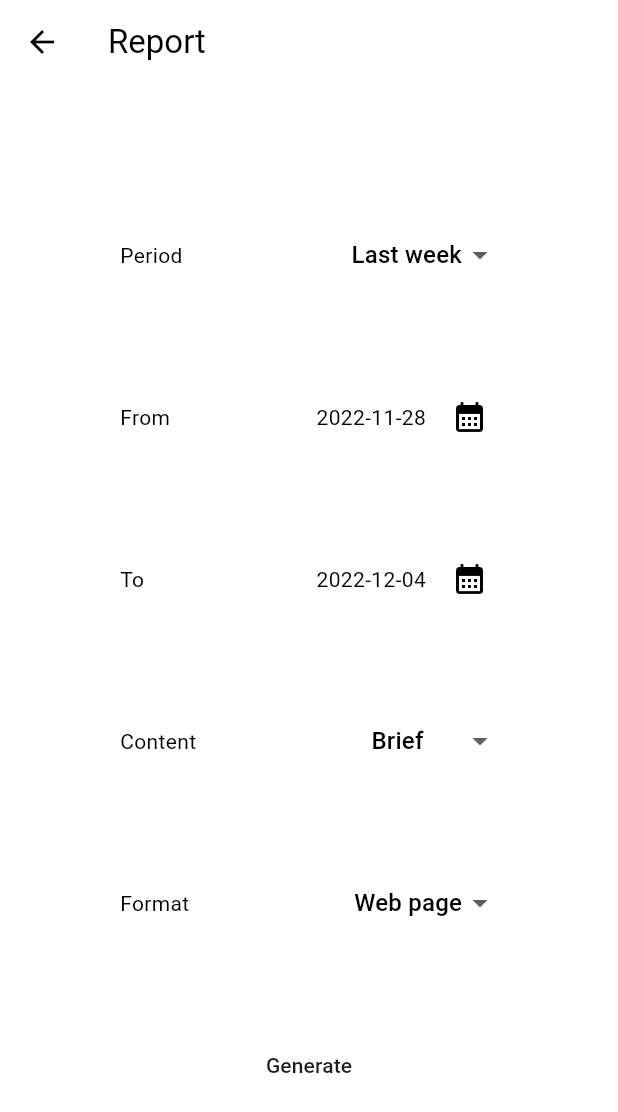
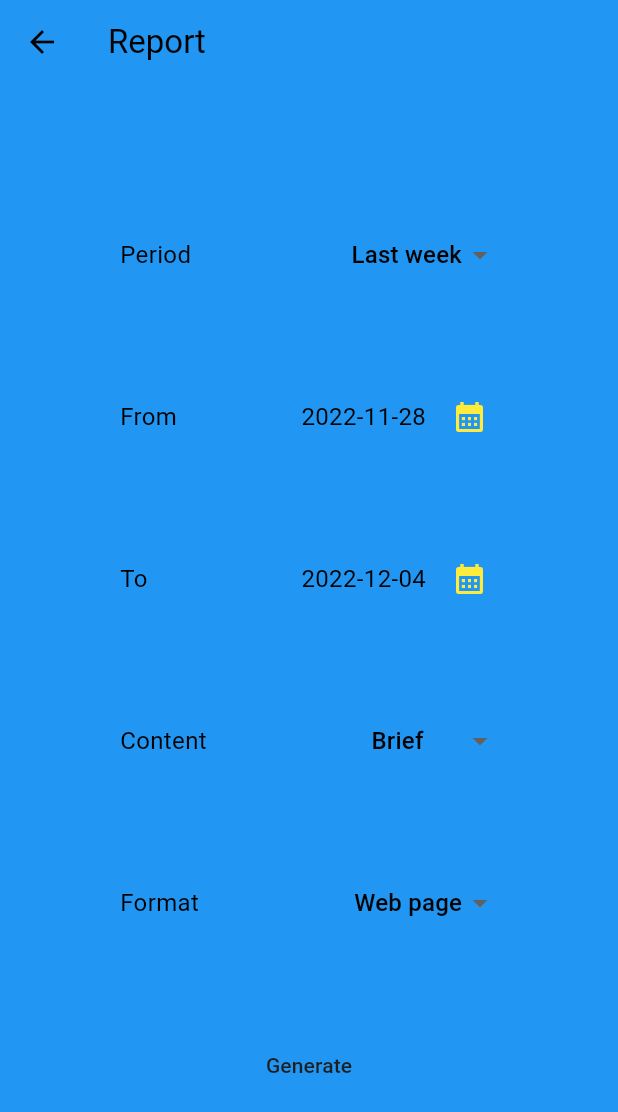
Before and after one commit to hugoogb/timetracker_app, a Flutter app: the PageReport screen opened directly, on a phone screen of 412 x 824 dp. Shown: the top 1112 px of the screen. Run offline on Flutter 3.47's test engine with Material 2 defaults, Android fonts, the phone set to English and light mode, and no system bars; network calls fail.

Commit message:
theme updates

```diff
--- /dev/null
+++ b/lib/dark_theme.dart
@@ -0,0 +1,49 @@
+import 'package:flutter/material.dart';
+
+class DarkTheme {
+  DarkTheme._();
+
+  static const Color _iconColor = Colors.orange;
+  static const Color _darkPrimaryColor = Colors.black;
+  static const Color _darkSecondaryColor = Colors.white;
+  static const Color _darkOnPrimaryColor = Colors.white;
+
+  static final ThemeData darkTheme = ThemeData(
+    useMaterial3: true,
+    // scaffoldBackgroundColor: _darkPrimaryColor,
+    appBarTheme: const AppBarTheme(
+        iconTheme: IconThemeData(
+      color: _iconColor,
+    )),
+    colorScheme: const ColorScheme.dark(
+      primary: _iconColor,
+      secondary: _darkSecondaryColor,
+      onPrimary: _darkOnPrimaryColor,
+    ),
+    iconTheme: const IconThemeData(
+      color: _iconColor,
+    ),
+    textTheme: _darkTextTheme,
+  );
+
+  static const TextTheme _darkTextTheme = TextTheme(
+    headline1: _darkScreenHeadingTextStyle,
+    bodyText1: _darkScreenTaskNameStyle,
+    bodyText2: _darkScreenTaskDurationStyle,
+  );
+
+  static const TextStyle _darkScreenHeadingTextStyle = TextStyle(
+    fontSize: 48.0,
+    color: _darkOnPrimaryColor,
+  );
+
+  static const TextStyle _darkScreenTaskNameStyle = TextStyle(
+    fontSize: 20.0,
+    color: _darkOnPrimaryColor,
+  );
+
+  static const TextStyle _darkScreenTaskDurationStyle = TextStyle(
+    fontSize: 16.0,
+    color: _darkOnPrimaryColor,
+  );
+}
--- /dev/null
+++ b/lib/light_theme.dart
@@ -0,0 +1,51 @@
+import 'package:flutter/material.dart';
+
+class LightTheme {
+  LightTheme._();
+
+  static const Color _iconColor = Colors.yellow;
+  static const Color _lightPrimaryColor = Colors.pinkAccent;
+  static const Color _lightPrimaryVariantColor = Colors.blue;
+  static const Color _lightSecondaryColor = Colors.green;
+  static const Color _lightOnPrimaryColor = Colors.black;
+
+  static final ThemeData lightTheme = ThemeData(
+    useMaterial3: true,
+    scaffoldBackgroundColor: _lightPrimaryVariantColor,
+    appBarTheme: const AppBarTheme(
+        color: _lightPrimaryVariantColor,
+        iconTheme: IconThemeData(
+          color: _lightOnPrimaryColor,
+        )),
+    colorScheme: const ColorScheme.light(
+      primary: _lightPrimaryColor,
+      secondary: _lightSecondaryColor,
+      onPrimary: _lightOnPrimaryColor,
+    ),
+    iconTheme: const IconThemeData(
+      color: _iconColor,
+    ),
+    textTheme: _lightTextTheme,
+  );
+
+  static const TextTheme _lightTextTheme = TextTheme(
+    headline1: _lightScreenHeadingTextStyle,
+    bodyText1: _lightScreenTaskNameStyle,
+    bodyText2: _lightScreenTaskDurationStyle,
+  );
+
+  static const TextStyle _lightScreenHeadingTextStyle = TextStyle(
+    fontSize: 48.0,
+    color: _lightOnPrimaryColor,
+  );
+
+  static const TextStyle _lightScreenTaskNameStyle = TextStyle(
+    fontSize: 20.0,
+    color: _lightOnPrimaryColor,
+  );
+
+  static const TextStyle _lightScreenTaskDurationStyle = TextStyle(
+    fontSize: 16.0,
+    color: _lightOnPrimaryColor,
+  );
+}
--- a/lib/main.dart
+++ b/lib/main.dart
@@ -1,4 +1,6 @@
 import 'package:flutter/material.dart';
+import 'package:timetracker_app/dark_theme.dart';
+import 'package:timetracker_app/light_theme.dart';
 import 'package:timetracker_app/page_activities.dart';
 
 void main() => runApp(const MyApp());
@@ -11,21 +13,8 @@ class MyApp extends StatelessWidget {
   Widget build(BuildContext context) {
     return MaterialApp(
         title: 'TimeTracker',
-        theme: ThemeData(
-          useMaterial3: true,
-          colorScheme: ColorScheme.fromSwatch(
-            primarySwatch: Colors.orange,
-            accentColor: Colors.orangeAccent,
-          ),
-        ),
-        darkTheme: ThemeData(
-          useMaterial3: true,
-          colorScheme: ColorScheme.fromSwatch(
-            brightness: Brightness.dark,
-            primarySwatch: Colors.orange,
-            accentColor: Colors.orangeAccent,
-          ),
-        ),
+        theme: LightTheme.lightTheme,
+        darkTheme: DarkTheme.darkTheme,
         home: const PageActivities(0));
   }
 }
```
